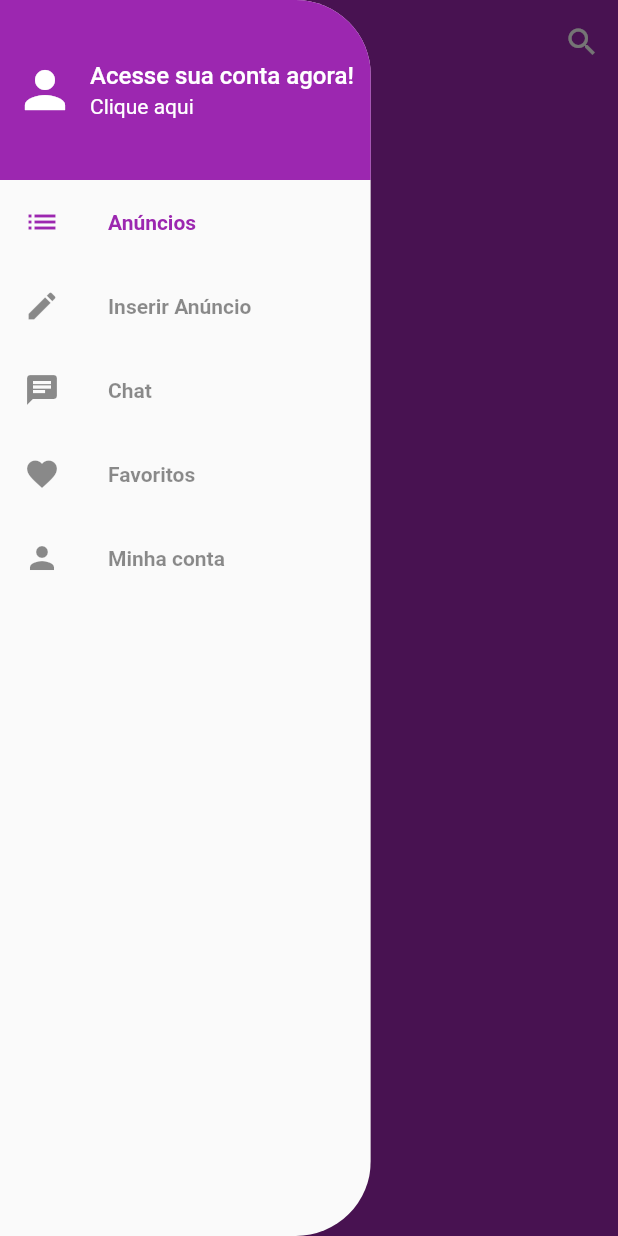
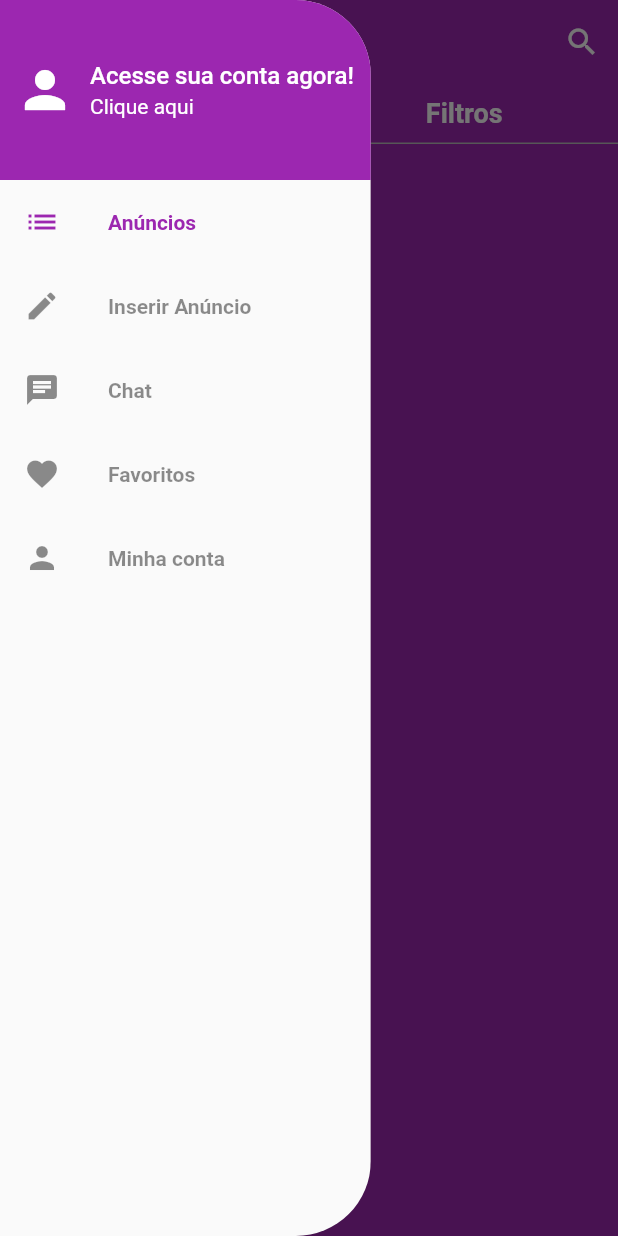
Before and after one commit to Valdeir-Nascimento/olx_mobx, a Flutter app: the screen it shows after launch, with the side drawer open, on a phone screen of 412 x 824 dp. Run offline on Flutter 3.47's test engine with Material 2 defaults, Android fonts, the phone set to English and light mode, and no system bars; our stand-ins replace brasil_fields, dio, flutter_mobx, get_it, image_cropper, image_picker and 3 more; generated files the repository leaves out were written again; network calls fail; statements that could not run were skipped.

Commit message:
Criação dos campos de filtro por data e preço.

```diff
--- a/lib/components/custom_drawer/page_section.dart
+++ b/lib/components/custom_drawer/page_section.dart
@@ -3,6 +3,7 @@ import 'package:get_it/get_it.dart';
 import 'package:olxmobx/components/custom_drawer/page_tile.dart';
 import 'package:olxmobx/controllers/base_controller.dart';
 import 'package:olxmobx/pages/create/create_page.dart';
+import 'package:olxmobx/pages/home/home_page.dart';
 
 class PageSection extends StatelessWidget {
 
@@ -16,7 +17,7 @@ class PageSection extends StatelessWidget {
           iconData: Icons.list,
           onTap: () {
             baseController.setPage(0);
-            //Navigator.push(context, MaterialPageRoute(builder: (context) => AnuncioPage()));
+            Navigator.push(context, MaterialPageRoute(builder: (context) => HomePage()));
           },
           selected: baseController.page == 0,
         ),
--- /dev/null
+++ b/lib/enums/orderby_enum.dart
@@ -0,0 +1,4 @@
+enum OrderByEnum {
+  DATA,
+  PRECO
+}
--- a/lib/main.dart
+++ b/lib/main.dart
@@ -2,6 +2,7 @@ import 'package:flutter/material.dart';
 import 'package:get_it/get_it.dart';
 import 'package:olxmobx/controllers/base_controller.dart';
 import 'package:olxmobx/controllers/category_controller.dart';
+import 'package:olxmobx/controllers/home_controller.dart';
 import 'package:olxmobx/controllers/user_manager_controller.dart';
 import 'package:olxmobx/pages/base/base_page.dart';
 import 'package:olxmobx/pages/category/category_page.dart';
@@ -30,6 +31,7 @@ Future<void> initializeParse() async {
 
 void setupLocator() {
   GetIt.I.registerSingleton(BaseController());
+  GetIt.I.registerSingleton(HomeController());
   GetIt.I.registerSingleton(UserManagerController());
   GetIt.I.registerSingleton(CategoryController());
 }
--- /dev/null
+++ b/lib/pages/home/components/bar_button.dart
@@ -0,0 +1,24 @@
+import 'package:flutter/material.dart';
+
+class BarButton extends StatelessWidget {
+  final String label;
+  final BoxDecoration decoration;
+  final VoidCallback onTap;
+
+  BarButton({this.label, this.decoration, this.onTap});
+
+  @override
+  Widget build(BuildContext context) {
+    return Expanded(
+      child: InkWell(
+        onTap: onTap,
+        child: Container(
+          height: 40,
+          alignment: Alignment.center,
+          decoration: decoration,
+          child: Text(label, style: TextStyle(color: Colors.white, fontSize: 18, fontWeight: FontWeight.bold),),
+        ),
+      ),
+    );
+  }
+}
--- /dev/null
+++ b/lib/pages/home/components/top_bar.dart
@@ -0,0 +1,53 @@
+import 'package:flutter/material.dart';
+import 'package:flutter_mobx/flutter_mobx.dart';
+import 'package:get_it/get_it.dart';
+import 'package:olxmobx/controllers/home_controller.dart';
+import 'package:olxmobx/pages/category/category_page.dart';
+import 'package:olxmobx/pages/filter/filter_page.dart';
+import 'package:olxmobx/pages/home/components/bar_button.dart';
+
+class TopBar extends StatelessWidget {
+  final homeController = GetIt.I.get<HomeController>();
+
+  @override
+  Widget build(BuildContext context) {
+    return Row(
+      children: [
+        Observer(builder: (_) {
+          return BarButton(
+            label: homeController.categorySelected?.description ?? "Categorias",
+            decoration: BoxDecoration(border: Border(bottom: BorderSide(color: Colors.grey[400]))),
+
+            onTap: () async {
+              final category = await Navigator.of(context).push(
+                  MaterialPageRoute(
+                    builder: (_) => CategoryPage(showAll: true, categoriaSelecionada: homeController.categorySelected)
+                  )
+                );
+
+              if(category != null) {
+                homeController.setCategoy(category);
+              }
+
+            },
+          );
+        }),
+
+        BarButton(
+          label: "Filtros",
+          decoration: BoxDecoration(
+            border: Border(
+              bottom: BorderSide(color: Colors.grey[400]),
+              left: BorderSide(color: Colors.grey[400]),
+            )
+          ),
+           onTap: () {
+             Navigator.of(context).push(MaterialPageRoute(builder: (_) => FilterPage()));
+           },
+        ),
+
+
+      ],
+    );
+  }
+}
--- a/lib/pages/home/home_page.dart
+++ b/lib/pages/home/home_page.dart
@@ -1,17 +1,24 @@
 import 'package:flutter/material.dart';
+import 'package:flutter_mobx/flutter_mobx.dart';
+import 'package:get_it/get_it.dart';
 import 'package:olxmobx/components/custom_drawer/custom_drawer.dart';
+import 'package:olxmobx/controllers/home_controller.dart';
 import 'components/search_dialog.dart';
+import 'components/top_bar.dart';
 
 class HomePage extends StatelessWidget {
+  final homeController = GetIt.I.get<HomeController>();
 
   openSearch(BuildContext context) async {
     final search = await showDialog(
-      context: context,
-      builder: (_) => SearchDialog(currentSearch: 'Valdeir',)
-    );
+        context: context,
+        builder: (_) => SearchDialog(
+              currentSearch: homeController.search,
+            ));
 
-    print(search);
-
+    if (search != null) {
+      homeController.setSearch(search);
+    }
   }
 
   @override
@@ -19,17 +26,48 @@ class HomePage extends StatelessWidget {
     return SafeArea(
       child: Scaffold(
         appBar: AppBar(
+          title: Observer(builder: (_) {
+            if (homeController.search.isEmpty) {
+              return Container();
+            }
+            return GestureDetector(
+              onTap: () => openSearch(context),
+              child: LayoutBuilder(
+                builder: (_, constraints) {
+                  //Editando o campo de pesquisar
+                  return Container(
+                    width: constraints.biggest.width,
+                    child: Text(homeController.search),
+                  );
+                }
+              )
+            );
+
+          }),
           actions: [
-            IconButton(
-              icon: Icon(Icons.search),
-              onPressed: () {
-                openSearch(context);
-              }
-            )
+            Observer(builder: (_) {
+              if(homeController.search.isEmpty)
+                return IconButton(
+                  icon: Icon(Icons.search),
+                  onPressed: () => openSearch(context),
+                );
+
+              return IconButton(
+                icon: Icon(Icons.close),
+                onPressed: () {
+                  homeController.setSearch("") ;
+                }
+              );
+
+            })
           ],
-
         ),
         drawer: CustomDrawer(),
+        body: Column(
+          children: [
+            TopBar()
+          ],
+        ),
       ),
     );
   }
```
Also changed, not shown: lib/controllers/filter_controller.dart (added, +31 -0 lines), lib/controllers/home_controller.dart (added, +23 -0 lines), lib/pages/filter/components/orderby_field.dart (added, +62 -0 lines), lib/pages/filter/components/price_field.dart (added, +36 -0 lines), lib/pages/filter/components/price_range_field.dart (added, +46 -0 lines), lib/pages/filter/components/section_title.dart (added, +22 -0 lines), lib/pages/filter/filter_page.dart (added, +37 -0 lines), lib/controllers/filter_controller.g.dart (added), lib/controllers/home_controller.g.dart (added).
